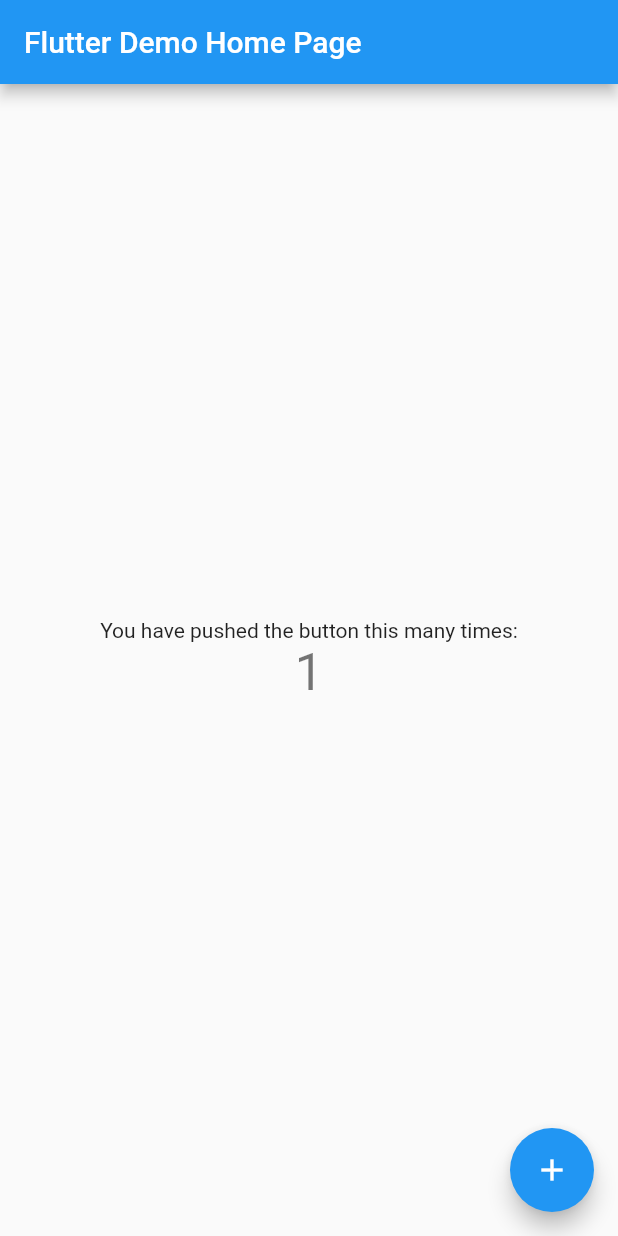
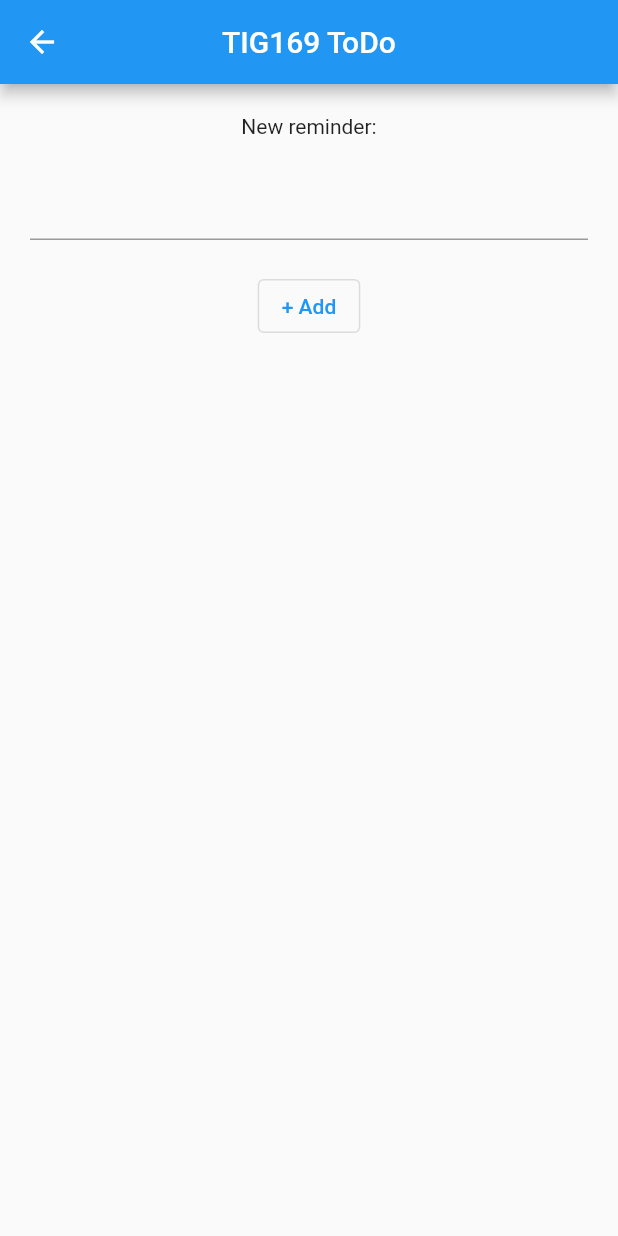
Before and after one commit to gu-tig169-ht21/gusravad, a Flutter app: the MyHomePage screen opened directly, after a tap on the "add" icon, on a phone screen of 412 x 824 dp. Run offline on Flutter 3.47's test engine with Material 2 defaults, Android fonts, the phone set to English and light mode, and no system bars.

Commit message:
Update main.dart

```diff
--- a/lib/main.dart
+++ b/lib/main.dart
@@ -6,25 +6,14 @@ void main() {
 
 class MyApp extends StatelessWidget {
   const MyApp({Key? key}) : super(key: key);
-
-  // This widget is the root of your application.
   @override
   Widget build(BuildContext context) {
     return MaterialApp(
-      title: 'Flutter Demo',
+      title: '<TIG169 ToDo>',
       theme: ThemeData(
-        // This is the theme of your application.
-        //
-        // Try running your application with "flutter run". You'll see the
-        // application has a blue toolbar. Then, without quitting the app, try
-        // changing the primarySwatch below to Colors.green and then invoke
-        // "hot reload" (press "r" in the console where you ran "flutter run",
-        // or simply save your changes to "hot reload" in a Flutter IDE).
-        // Notice that the counter didn't reset back to zero; the application
-        // is not restarted.
         primarySwatch: Colors.blue,
       ),
-      home: const MyHomePage(title: 'Flutter Demo Home Page'),
+      home: const MyHomePage(title: 'TIG169 ToDo'),
     );
   }
 }
@@ -32,84 +21,169 @@ class MyApp extends StatelessWidget {
 class MyHomePage extends StatefulWidget {
   const MyHomePage({Key? key, required this.title}) : super(key: key);
 
-  // This widget is the home page of your application. It is stateful, meaning
-  // that it has a State object (defined below) that contains fields that affect
-  // how it looks.
-
-  // This class is the configuration for the state. It holds the values (in this
-  // case the title) provided by the parent (in this case the App widget) and
-  // used by the build method of the State. Fields in a Widget subclass are
-  // always marked "final".
-
   final String title;
 
   @override
   State<MyHomePage> createState() => _MyHomePageState();
 }
 
+//startsida
+
 class _MyHomePageState extends State<MyHomePage> {
-  int _counter = 0;
-
-  void _incrementCounter() {
-    setState(() {
-      // This call to setState tells the Flutter framework that something has
-      // changed in this State, which causes it to rerun the build method below
-      // so that the display can reflect the updated values. If we changed
-      // _counter without calling setState(), then the build method would not be
-      // called again, and so nothing would appear to happen.
-      _counter++;
-    });
-  }
+  String dropdownValue = 'All';
 
   @override
   Widget build(BuildContext context) {
-    // This method is rerun every time setState is called, for instance as done
-    // by the _incrementCounter method above.
-    //
-    // The Flutter framework has been optimized to make rerunning build methods
-    // fast, so that you can just rebuild anything that needs updating rather
-    // than having to individually change instances of widgets.
     return Scaffold(
       appBar: AppBar(
-        // Here we take the value from the MyHomePage object that was created by
-        // the App.build method, and use it to set our appbar title.
         title: Text(widget.title),
+        centerTitle: true,
+        actions: [
+          Container(
+            child: dropdownFilter(),
+            margin: const EdgeInsets.only(right: 15),
+          ),
+        ],
       ),
       body: Center(
-        // Center is a layout widget. It takes a single child and positions it
-        // in the middle of the parent.
         child: Column(
-          // Column is also a layout widget. It takes a list of children and
-          // arranges them vertically. By default, it sizes itself to fit its
-          // children horizontally, and tries to be as tall as its parent.
-          //
-          // Invoke "debug painting" (press "p" in the console, choose the
-          // "Toggle Debug Paint" action from the Flutter Inspector in Android
-          // Studio, or the "Toggle Debug Paint" command in Visual Studio Code)
-          // to see the wireframe for each widget.
-          //
-          // Column has various properties to control how it sizes itself and
-          // how it positions its children. Here we use mainAxisAlignment to
-          // center the children vertically; the main axis here is the vertical
-          // axis because Columns are vertical (the cross axis would be
-          // horizontal).
-          mainAxisAlignment: MainAxisAlignment.center,
+          mainAxisAlignment: MainAxisAlignment.start,
           children: <Widget>[
-            const Text(
-              'You have pushed the button this many times:',
-            ),
-            Text(
-              '$_counter',
-              style: Theme.of(context).textTheme.headline4,
-            ),
+            reminderRow(),
+            reminderRow(),
           ],
         ),
       ),
       floatingActionButton: FloatingActionButton(
-        onPressed: _incrementCounter,
-        tooltip: 'Increment',
-        child: const Icon(Icons.add),
-      ), // This trailing comma makes auto-formatting nicer for build methods.
+        onPressed: () {
+          Navigator.push(context,
+              MaterialPageRoute(builder: (context) => const SecondPage()));
+        },
+        tooltip: 'Create new action',
+        child: const Icon(
+          Icons.add,
+          color: Colors.white,
+          size: 50,
+        ),
+      ),
+    );
+  }
+
+  //rad som innehåller checkboxen, påminnelsetexten och soptunnan
+  Widget reminderRow() {
+    return Row(
+      mainAxisAlignment: MainAxisAlignment.spaceBetween,
+      children: [
+        Container(
+            margin:
+                const EdgeInsets.only(left: 10, right: 10, top: 20, bottom: 15),
+            child: Checkbox(
+              value: false,
+              onChanged: (val) {},
+            )),
+        Container(
+          constraints: const BoxConstraints(minWidth: 255, maxWidth: 255),
+          margin: const EdgeInsets.only(top: 20, bottom: 15),
+          child: Text(
+            //text för påminnelsen
+            'Påminnelse',
+            style: Theme.of(context).textTheme.headline5,
+            textAlign: TextAlign.start,
+          ),
+        ),
+        Container(
+            margin:
+                const EdgeInsets.only(left: 20, right: 10, top: 20, bottom: 15),
+            child: deleteButton())
+      ],
+    );
+  }
+
+  //soptunneknappen
+  Widget deleteButton() {
+    return Column(children: <Widget>[
+      IconButton(
+        icon: const Icon(Icons.delete),
+        onPressed: () {
+          // work in progress
+        },
+      ),
+    ]);
+  }
+
+  //kuggen i appbaren för att filtrera
+  Widget dropdownFilter() {
+    return DropdownButton<String>(
+      icon: const Icon(
+        Icons.miscellaneous_services,
+        color: Colors.white,
+      ),
+      onChanged: (String? newValue) {
+        setState(() {
+          dropdownValue = newValue!;
+        });
+      },
+      items: <String>['All', 'Done', 'Undone']
+          .map<DropdownMenuItem<String>>((String value) {
+        return DropdownMenuItem<String>(
+          value: value,
+          child: Text(value),
+        );
+      }).toList(),
+      //iconSize: 30,
     );
   }
 }
+
+//sidan för att lägga till ny påminnelse
+
+class SecondPage extends StatelessWidget {
+  const SecondPage({Key? key}) : super(key: key);
+
+  @override
+  Widget build(BuildContext context) {
+    return Scaffold(
+      appBar: AppBar(title: const Text('TIG169 ToDo'), centerTitle: true),
+      body: Center(
+        child: Column(
+          mainAxisAlignment: MainAxisAlignment.start,
+          crossAxisAlignment: CrossAxisAlignment.center,
+          children: [
+            newReminderText(),
+            inputReminder(),
+            addReminderButton(),
+          ],
+        ),
+      ),
+    );
+  }
+
+  //översta texten för att förklara
+  Widget newReminderText() {
+    return Container(
+      child: const Text('New reminder:'),
+      margin: const EdgeInsets.only(top: 20.0, bottom: 20.0),
+    );
+  }
+
+  //textfältet
+  Widget inputReminder() {
+    return Container(
+      child: const TextField(),
+      margin: const EdgeInsets.only(left: 20.0, right: 20.0),
+    );
+  }
+
+  //"add"-knappen
+  Widget addReminderButton() {
+    return Container(
+      margin: const EdgeInsets.only(top: 20.0),
+      child: OutlinedButton(
+        child: const Text('+ Add'),
+        onPressed: () {
+          //work in progress
+        },
+      ),
+    );
+  }
+}
```
